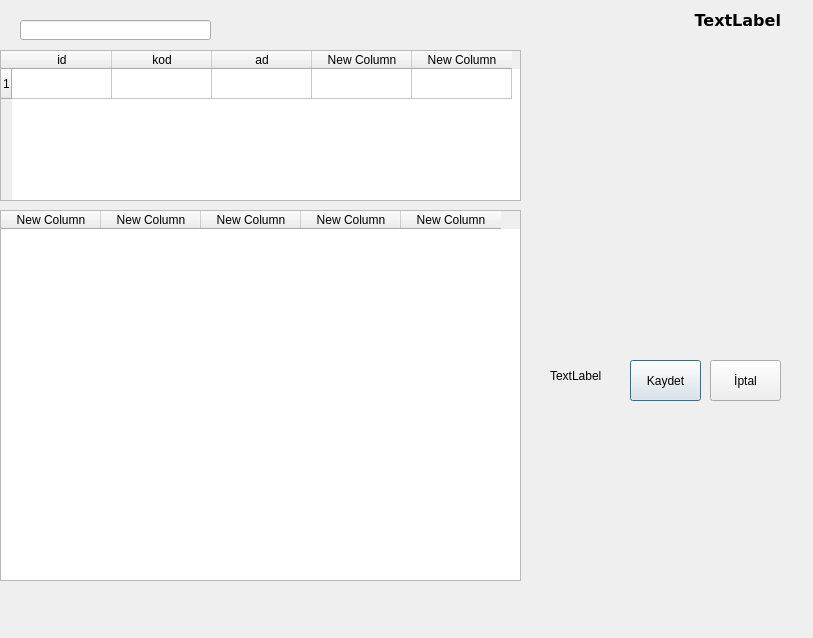
Qt form recete2.ui (nerdogan/nenra) before a commit.
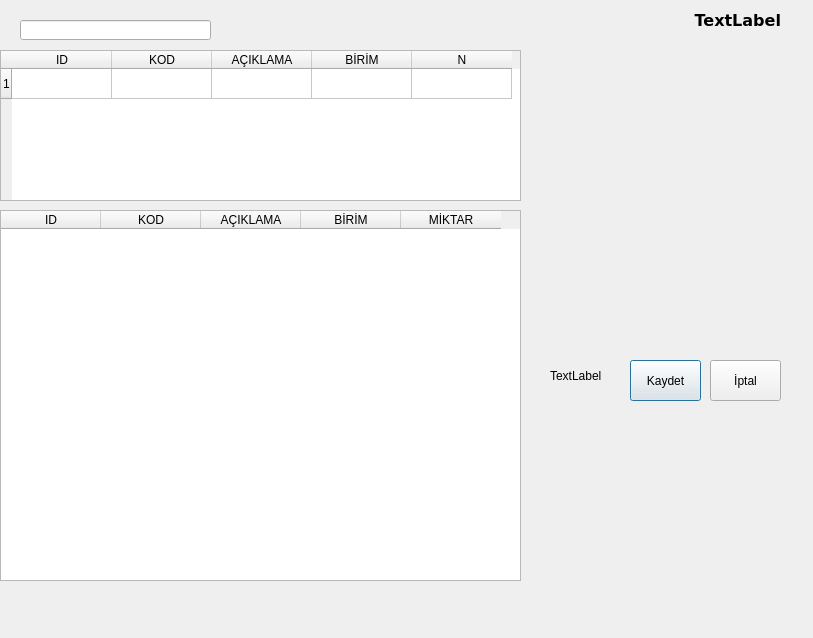
The same form after that commit. Icons and pictures are not drawn.

The edit to the form file:
```diff
--- a/recete2.ui
+++ b/recete2.ui
@@ -39,27 +39,27 @@
    </row>
    <column>
     <property name="text">
-     <string>id</string>
+     <string>ID</string>
     </property>
    </column>
    <column>
     <property name="text">
-     <string>kod</string>
+     <string>KOD</string>
     </property>
    </column>
    <column>
     <property name="text">
-     <string>ad</string>
+     <string>AÇIKLAMA</string>
     </property>
    </column>
    <column>
     <property name="text">
-     <string>New Column</string>
+     <string>BİRİM</string>
     </property>
    </column>
    <column>
     <property name="text">
-     <string>New Column</string>
+     <string>N</string>
     </property>
    </column>
   </widget>
@@ -74,27 +74,27 @@
    </property>
    <column>
     <property name="text">
-     <string>New Column</string>
+     <string>ID</string>
     </property>
    </column>
    <column>
     <property name="text">
-     <string>New Column</string>
+     <string>KOD</string>
     </property>
    </column>
    <column>
     <property name="text">
-     <string>New Column</string>
+     <string>AÇIKLAMA</string>
     </property>
    </column>
    <column>
     <property name="text">
-     <string>New Column</string>
+     <string>BİRİM</string>
     </property>
    </column>
    <column>
     <property name="text">
-     <string>New Column</string>
+     <string>MİKTAR</string>
     </property>
    </column>
   </widget>
```
